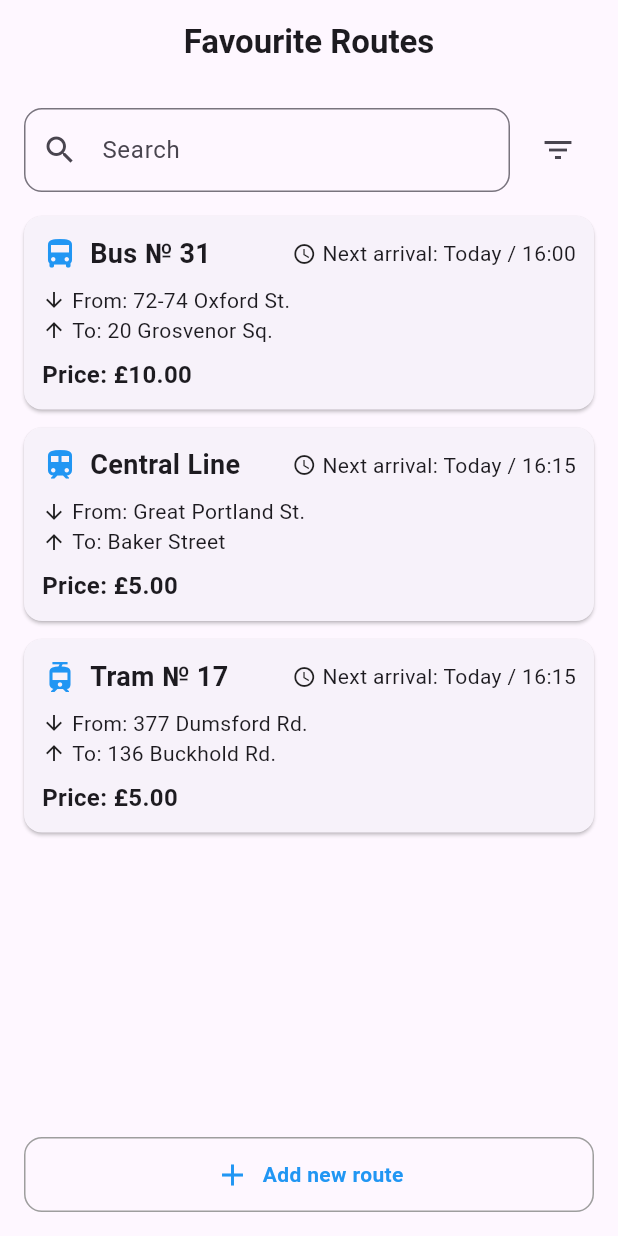
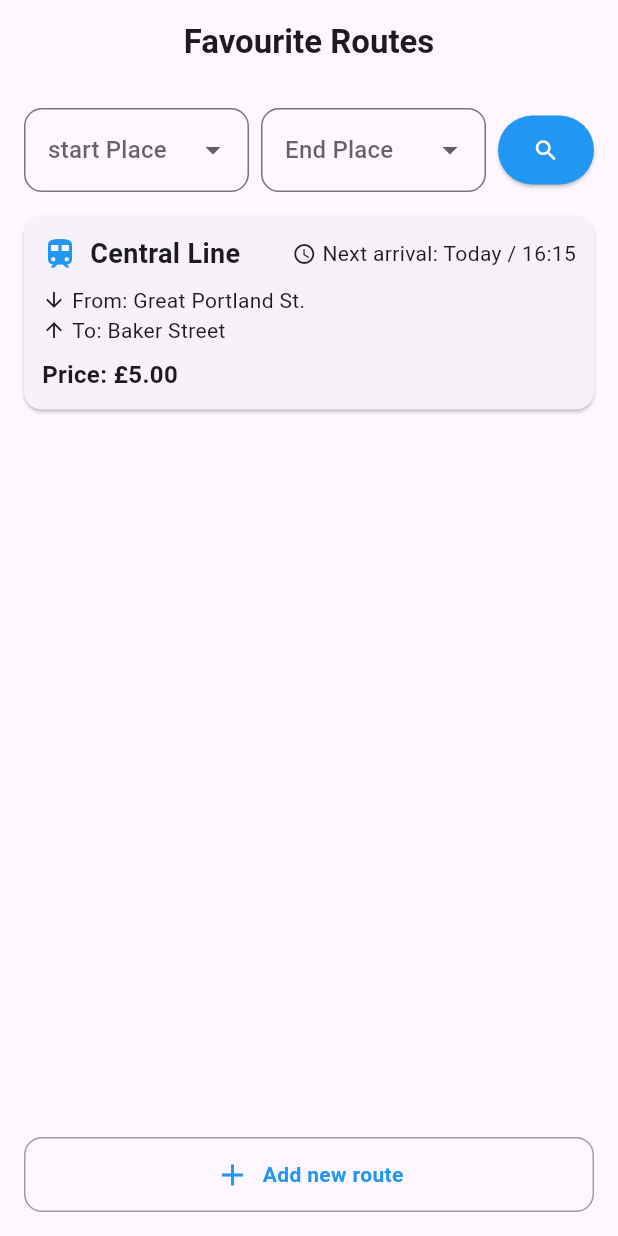
Before and after one commit to ProtikgoswamiCSE/transport_system, a Flutter app: the TransportScreen screen opened directly, on a phone screen of 412 x 824 dp. Run offline on Flutter 3.47's test engine with Material 3 defaults, Android fonts, the phone set to English and light mode, and no system bars.

Commit message:
25/02/25

```diff
--- a/lib/Bus_sudule.dart
+++ b/lib/Bus_sudule.dart
@@ -17,14 +17,34 @@ class MyApp extends StatelessWidget {
   }
 }
 
-class TransportScreen extends StatelessWidget {
+class TransportScreen extends StatefulWidget {
   const TransportScreen({super.key});
+
+  @override
+  _TransportScreenState createState() => _TransportScreenState();
+}
+
+class _TransportScreenState extends State<TransportScreen> {
+  String? selectedPlace;
+  String? selectedTransport;
+
+  final List<String> places = ["Dhanmondi", "Mirpur", "Uttara", "DSC"];
+  final List<String> endPlace = ["Dhanmondi", "Mirpur", "Uttara", "DSC"];
+
+  void _onSearch() {
+    if (selectedPlace != null && selectedTransport != null) {
+      print("Searching for $selectedTransport from $selectedPlace...");
+    } else {
+      print("Please select both Place and Transport Type.");
+    }
+  }
 
   @override
   Widget build(BuildContext context) {
     return Scaffold(
       appBar: AppBar(
-        title: const Text('Favourite Routes', style: TextStyle(fontWeight: FontWeight.bold)),
+        title: const Text('Favourite Routes',
+            style: TextStyle(fontWeight: FontWeight.bold)),
         centerTitle: true,
         elevation: 0,
       ),
@@ -32,22 +52,70 @@ class TransportScreen extends StatelessWidget {
         padding: const EdgeInsets.all(16.0),
         child: Column(
           children: [
-            // Search Bar
+            // Dropdowns and Search Button in One Row
             Row(
               children: [
+                // Place Dropdown
                 Expanded(
-                  child: TextField(
+                  child: DropdownButtonFormField<String>(
+                    value: selectedPlace,
+                    hint: const Text("start Place"),
+                    items: places.map((String place) {
+                      return DropdownMenuItem<String>(
+                        value: place,
+                        child: Text(place),
+                      );
+                    }).toList(),
+                    onChanged: (String? newValue) {
+                      setState(() {
+                        selectedPlace = newValue;
+                      });
+                    },
                     decoration: InputDecoration(
-                      hintText: 'Search',
-                      prefixIcon: const Icon(Icons.search),
-                      border: OutlineInputBorder(borderRadius: BorderRadius.circular(12)),
+                      border: OutlineInputBorder(
+                        borderRadius: BorderRadius.circular(12),
+                      ),
                     ),
                   ),
                 ),
                 const SizedBox(width: 8),
-                IconButton(
-                  icon: const Icon(Icons.filter_list),
-                  onPressed: () {},
+
+                // Transport Type Dropdown
+                Expanded(
+                  child: DropdownButtonFormField<String>(
+                    value: selectedTransport,
+                    hint: const Text("End Place"),
+                    items: endPlace.map((String transport) {
+                      return DropdownMenuItem<String>(
+                        value: transport,
+                        child: Text(transport),
+                      );
+                    }).toList(),
+                    onChanged: (String? newValue) {
+                      setState(() {
+                        selectedTransport = newValue;
+                      });
+                    },
+                    decoration: InputDecoration(
+                      border: OutlineInputBorder(
+                        borderRadius: BorderRadius.circular(12),
+                      ),
+                    ),
+                  ),
+                ),
+                const SizedBox(width: 8),
+
+                // Search Button
+                ElevatedButton(
+                  style: ElevatedButton.styleFrom(
+                    backgroundColor: Colors.blue,
+                    padding: const EdgeInsets.symmetric(
+                        horizontal: 16, vertical: 14),
+                    textStyle: const TextStyle(
+                        fontSize: 16, fontWeight: FontWeight.bold),
+                  ),
+                  onPressed: _onSearch,
+                  child: const Icon(Icons.search, color: Colors.white),
                 ),
               ],
             ),
@@ -58,26 +126,10 @@ class TransportScreen extends StatelessWidget {
               child: ListView(
                 children: const [
                   TransportCard(
-                    icon: Icons.directions_bus,
-                    title: "Bus № 31",
-                    from: "72-74 Oxford St.",
-                    to: "20 Grosvenor Sq.",
-                    time: "16:00",
-                    price: "£10.00",
-                  ),
-                  TransportCard(
                     icon: Icons.train,
                     title: "Central Line",
                     from: "Great Portland St.",
                     to: "Baker Street",
-                    time: "16:15",
-                    price: "£5.00",
-                  ),
-                  TransportCard(
-                    icon: Icons.tram,
-                    title: "Tram № 17",
-                    from: "377 Dumsford Rd.",
-                    to: "136 Buckhold Rd.",
                     time: "16:15",
                     price: "£5.00",
                   ),
@@ -100,7 +152,8 @@ class TransportScreen extends StatelessWidget {
                   SizedBox(width: 8),
                   Text(
                     "Add new route",
-                    style: TextStyle(color: Colors.blue, fontWeight: FontWeight.bold),
+                    style: TextStyle(
+                        color: Colors.blue, fontWeight: FontWeight.bold),
                   ),
                 ],
               ),
@@ -144,7 +197,9 @@ class TransportCard extends StatelessWidget {
               children: [
                 Icon(icon, color: Colors.blue),
                 const SizedBox(width: 8),
-                Text(title, style: const TextStyle(fontSize: 18, fontWeight: FontWeight.bold)),
+                Text(title,
+                    style: const TextStyle(
+                        fontSize: 18, fontWeight: FontWeight.bold)),
                 const Spacer(),
                 const Icon(Icons.access_time, size: 16),
                 const SizedBox(width: 4),
@@ -171,7 +226,7 @@ class TransportCard extends StatelessWidget {
 
             const SizedBox(height: 8),
 
-            // Price
+            //Price
             Text(
               "Price: $price",
               style: const TextStyle(fontWeight: FontWeight.bold, fontSize: 16),
```
